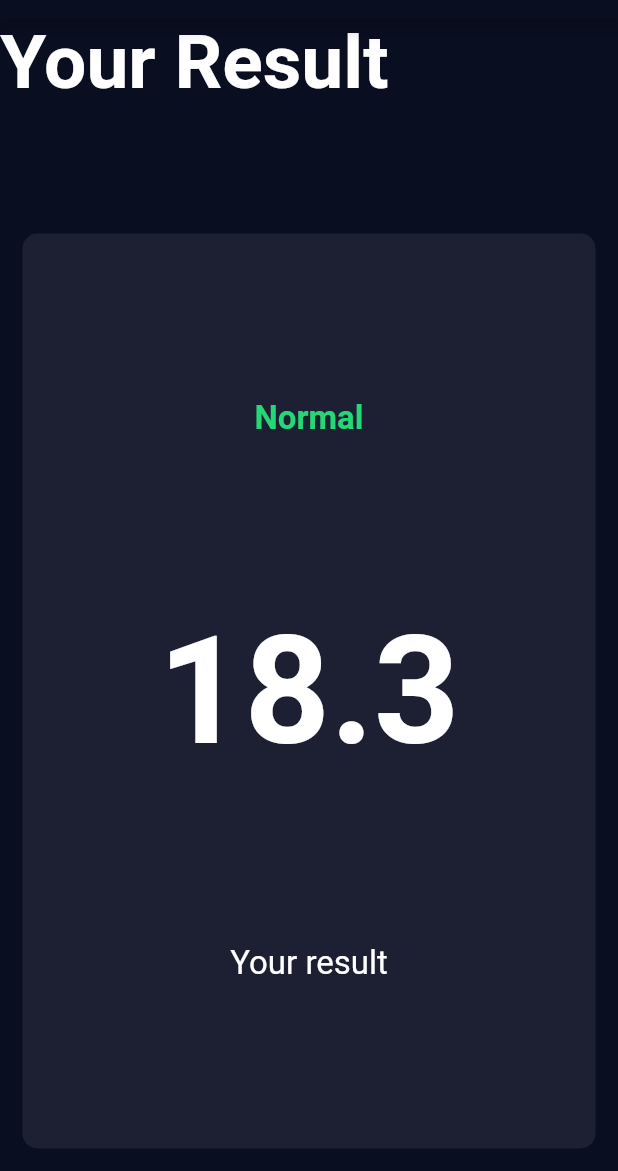
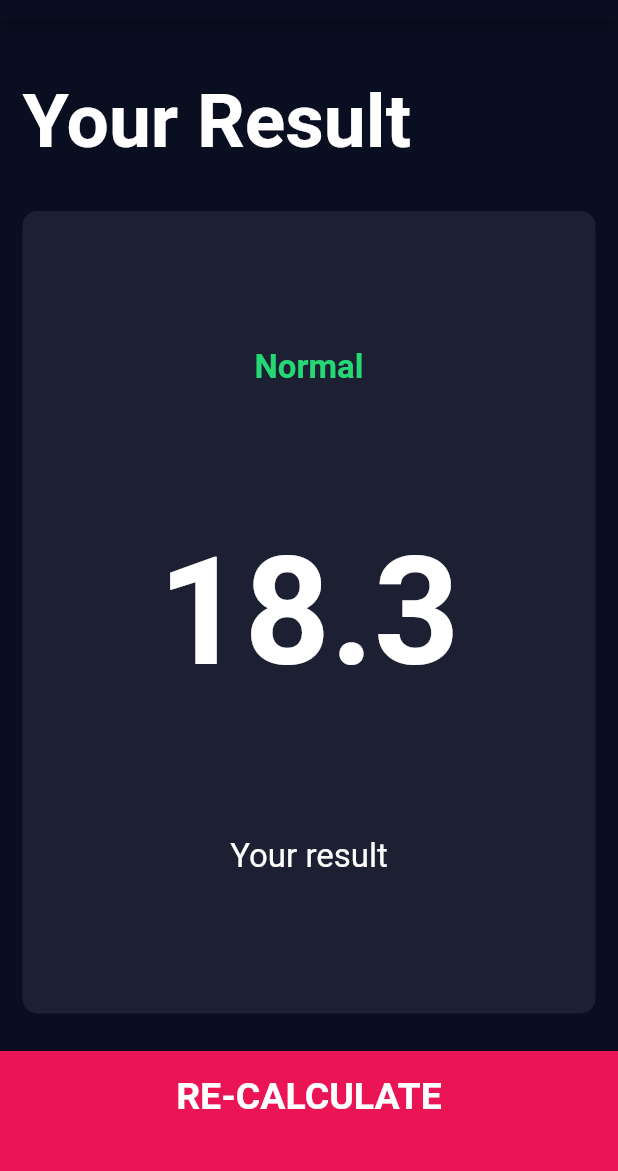
Before and after one commit to yukilaurentiu/bmi_flutter, a Flutter app: the ResultPage screen opened directly, on a phone screen of 412 x 824 dp, the part 65-1236 px from its top. Run offline on Flutter 3.47's test engine with Material 2 defaults, Android fonts, the phone set to English and light mode, and no system bars; our stand-ins replace font_awesome_flutter.

Commit message:
organized files and added style result page

```diff
--- a/lib/bottom_button.dart
+++ b/lib/components/bottom_button.dart
@@ -1,5 +1,5 @@
 import 'package:flutter/material.dart';
-import 'constants.dart';
+import '../constants.dart';
 
 class BottomButton extends StatelessWidget {
   BottomButton({required this.onTap, this.buttonTitle = ''});
--- a/lib/icon_content.dart
+++ b/lib/components/icon_content.dart
@@ -1,5 +1,5 @@
 import 'package:flutter/material.dart';
-import 'constants.dart';
+import '../constants.dart';
 
 class GenderIcons extends StatelessWidget {
   GenderIcons({this.icon, this.label = ''});
--- a/lib/reusable_card.dart
+++ b/lib/components/reusable_card.dart
@@ -1,5 +1,5 @@
 import 'package:flutter/material.dart';
-import 'constants.dart';
+import '../constants.dart';
 
 
 class ReusableCard extends StatelessWidget {
--- a/lib/main.dart
+++ b/lib/main.dart
@@ -1,5 +1,5 @@
 import 'package:flutter/material.dart';
-import 'input_page.dart';
+import 'screens/input_page.dart';
 
 
 void main() => runApp(const BMICalculator());
--- a/lib/result_page.dart
+++ /dev/null
@@ -1,41 +0,0 @@
-import 'package:bmi_flutter/constants.dart';
-import 'package:flutter/material.dart';
-import 'reusable_card.dart';
-
-class ResultPage extends StatelessWidget {
-  const ResultPage({Key? key}) : super(key: key);
-
-  @override
-  Widget build(BuildContext context) {
-    return Scaffold(
-      appBar: AppBar(
-        title: const Text('BMI CALCULATOR'),
-      ),
-      body: Column(
-        mainAxisAlignment: MainAxisAlignment.spaceEvenly,
-        crossAxisAlignment: CrossAxisAlignment.stretch,
-        children: <Widget>[
-          Expanded(
-              child: Container(
-            child: const Text('Your Result', style: titleStyle),
-          ),),
-          Expanded(flex: 5,child: ReusableCard(
-            color: basicColor,
-            cardChild: Column(
-              mainAxisAlignment: MainAxisAlignment.spaceEvenly,
-              crossAxisAlignment: CrossAxisAlignment.center,
-              children: <Widget>[
-                Text('Normal', style: resultTextStyle),
-                Text(
-                  '18.3', style:  bmiTextStyle,
-                ),
-                Text('Your result', style:bodyTextStyle, textAlign: TextAlign.center, ),
-
-              ],
-            ),
-          ),)
-        ],
-      ),
-    );
-  }
-}
--- /dev/null
+++ b/lib/screens/result_page.dart
@@ -0,0 +1,58 @@
+import 'package:bmi_flutter/constants.dart';
+import 'package:flutter/material.dart';
+import '../components/reusable_card.dart';
+import 'package:bmi_flutter/components/bottom_button.dart';
+
+class ResultPage extends StatelessWidget {
+  const ResultPage({Key? key}) : super(key: key);
+
+  @override
+  Widget build(BuildContext context) {
+    return Scaffold(
+      appBar: AppBar(
+        title: const Text('BMI CALCULATOR'),
+      ),
+      body: Column(
+        mainAxisAlignment: MainAxisAlignment.spaceEvenly,
+        crossAxisAlignment: CrossAxisAlignment.stretch,
+        children: <Widget>[
+          Expanded(
+            child: Container(
+              padding: EdgeInsets.all(15.0),
+              alignment: Alignment.bottomLeft,
+              child: const Text('Your Result', style: titleStyle),
+            ),
+          ),
+          Expanded(
+            flex: 5,
+            child: ReusableCard(
+              color: basicColor,
+              cardChild: Column(
+                mainAxisAlignment: MainAxisAlignment.spaceEvenly,
+                crossAxisAlignment: CrossAxisAlignment.center,
+                children: <Widget>[
+                  Text('Normal', style: resultTextStyle),
+                  Text(
+                    '18.3',
+                    style: bmiTextStyle,
+                  ),
+                  Text(
+                    'Your result',
+                    style: bodyTextStyle,
+                    textAlign: TextAlign.center,
+                  ),
+                ],
+              ),
+            ),
+          ),
+          BottomButton(
+            buttonTitle: 'RE-CALCULATE',
+            onTap: () {
+              Navigator.pop(context);
+            },
+          )
+        ],
+      ),
+    );
+  }
+}
```
Also changed, not shown: lib/screens/input_page.dart (renamed from lib/input_page.dart, +6 -6 lines), lib/components/round_icon_button.dart (renamed from lib/round_icon_button.dart).
